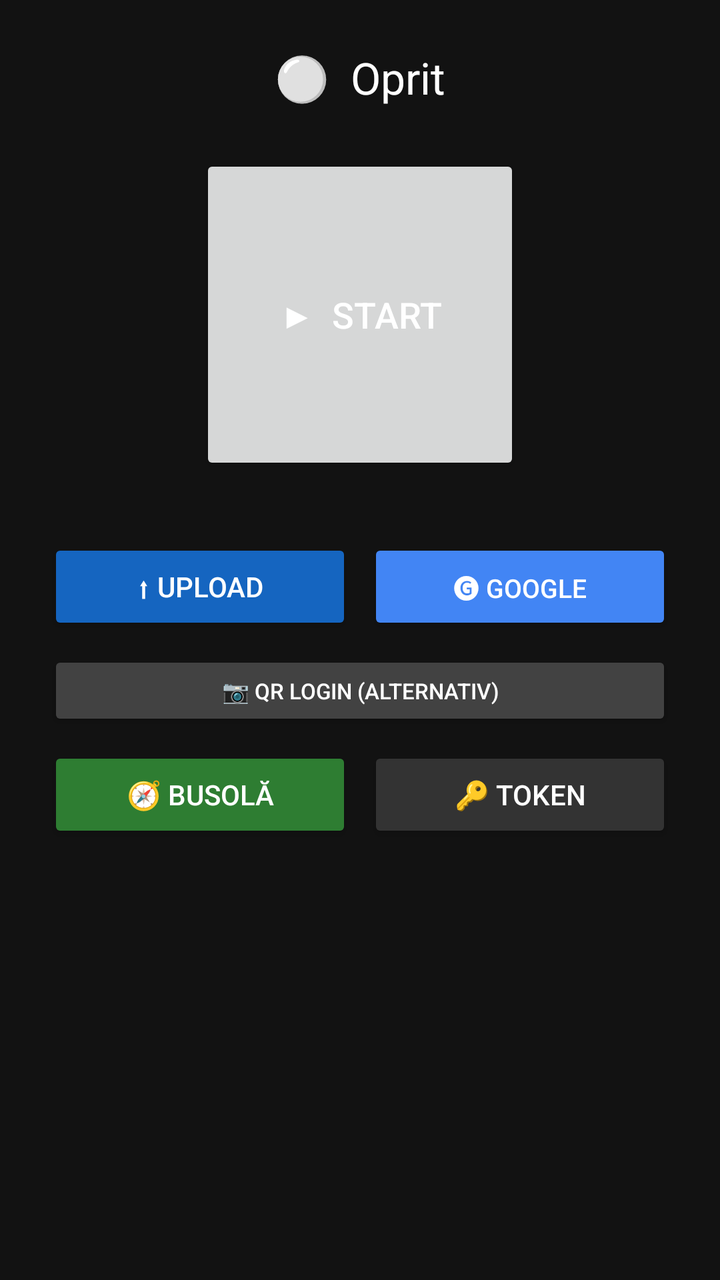
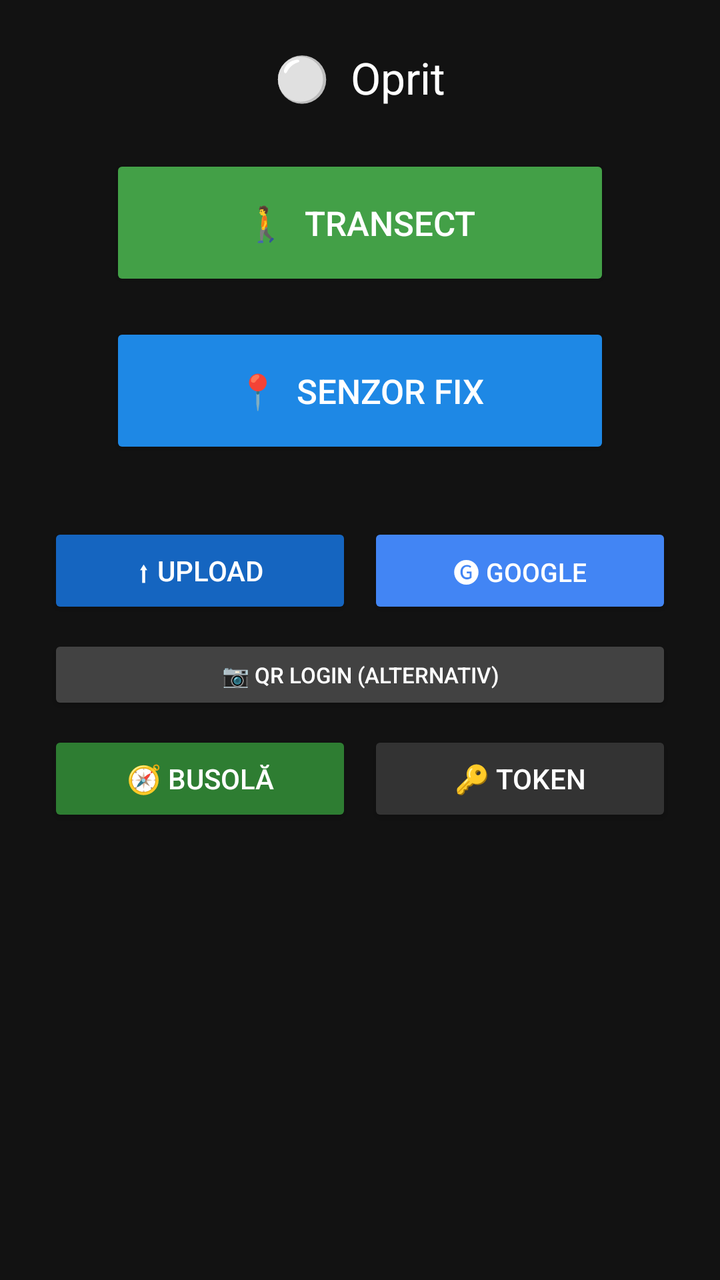

Before-and-after screenshots of an Android layout around one commit, followed by the original layout XML and the change that was made.
<!-- AndroidManifest.xml: application theme Theme.AppCompat.DayNight.NoActionBar -->
<!-- res/layout/activity_main.xml -->
<?xml version="1.0" encoding="utf-8"?>
<LinearLayout xmlns:android="http://schemas.android.com/apk/res/android"
    android:layout_width="match_parent"
    android:layout_height="match_parent"
    android:orientation="vertical"
    android:gravity="center_horizontal"
    android:padding="24dp"
    android:background="#121212">

    <TextView
        android:id="@+id/tvStatus"
        android:layout_width="wrap_content"
        android:layout_height="wrap_content"
        android:text="⚪  Oprit"
        android:textSize="22sp"
        android:textColor="#FFFFFF"
        android:layout_marginBottom="24dp"/>

    <Button
        android:id="@+id/btnStartStop"
        android:layout_width="160dp"
        android:layout_height="160dp"
        android:text="▶  START"
        android:textSize="18sp"
        android:textColor="#FFFFFF"
        android:layout_marginBottom="32dp"/>

    <LinearLayout
        android:layout_width="match_parent"
        android:layout_height="wrap_content"
        android:orientation="horizontal"
        android:gravity="center"
        android:layout_marginBottom="8dp">

        <Button
            android:id="@+id/btnUpload"
            android:layout_width="0dp"
            android:layout_height="48dp"
            android:layout_weight="1"
            android:text="⬆ UPLOAD"
            android:textSize="14sp"
            android:textColor="#FFFFFF"
            android:backgroundTint="#1565C0"
            android:layout_marginEnd="8dp"/>

        <Button
            android:id="@+id/btnGoogleLogin"
            android:layout_width="0dp"
            android:layout_height="48dp"
            android:layout_weight="1"
            android:text="🅖 GOOGLE"
            android:textSize="13sp"
            android:textColor="#FFFFFF"
            android:backgroundTint="#4285F4"/>

    </LinearLayout>

    <LinearLayout
        android:layout_width="match_parent"
        android:layout_height="wrap_content"
        android:orientation="horizontal"
        android:gravity="center"
        android:layout_marginBottom="8dp">

        <Button
            android:id="@+id/btnQrAuth"
            android:layout_width="0dp"
            android:layout_height="40dp"
            android:layout_weight="1"
            android:text="📷 QR LOGIN (alternativ)"
            android:textSize="11sp"
            android:textColor="#FFFFFF"
            android:backgroundTint="#424242"/>

    </LinearLayout>

    <LinearLayout
        android:layout_width="match_parent"
        android:layout_height="wrap_content"
        android:orientation="horizontal"
        android:gravity="center"
        android:layout_marginBottom="12dp">

        <Button
            android:id="@+id/btnCompass"
            android:layout_width="0dp"
            android:layout_height="48dp"
            android:layout_weight="1"
            android:text="🧭 BUSOLĂ"
            android:textSize="14sp"
            android:textColor="#FFFFFF"
            android:backgroundTint="#2E7D32"
            android:layout_marginEnd="8dp"/>

        <Button
            android:id="@+id/btnSetToken"
            android:layout_width="0dp"
            android:layout_height="48dp"
            android:layout_weight="1"
            android:text="🔑 TOKEN"
            android:textSize="14sp"
            android:textColor="#FFFFFF"
            android:backgroundTint="#333333"/>

    </LinearLayout>

    <TextView
        android:id="@+id/tvUploadStatus"
        android:layout_width="match_parent"
        android:layout_height="wrap_content"
        android:text=""
        android:textSize="12sp"
        android:textColor="#90CAF9"
        android:gravity="center"
        android:lineSpacingExtra="3dp"
        android:layout_marginBottom="16dp"/>

    <TextView
        android:id="@+id/tvPath"
        android:layout_width="match_parent"
        android:layout_height="wrap_content"
        android:text=""
        android:textSize="10sp"
        android:textColor="#555555"
        android:gravity="center"
        android:lineSpacingExtra="3dp"/>

</LinearLayout>
<!-- resources referenced by this layout -->
<resources>

</resources>

<!-- the commit's change to res/layout/activity_main.xml (unified diff, before → after) -->
@@ -16,14 +16,45 @@
         android:textColor="#FFFFFF"
         android:layout_marginBottom="24dp"/>
 
+    
     <Button
         android:id="@+id/btnStartStop"
         android:layout_width="160dp"
         android:layout_height="160dp"
-        android:text="▶  START"
+        android:text="⏹  STOP"
         android:textSize="18sp"
         android:textColor="#FFFFFF"
+        android:visibility="gone"
         android:layout_marginBottom="32dp"/>
+
+    
+    <LinearLayout
+        android:id="@+id/startButtonsRow"
+        android:layout_width="wrap_content"
+        android:layout_height="wrap_content"
+        android:orientation="vertical"
+        android:gravity="center"
+        android:layout_marginBottom="32dp">
+
+        <Button
+            android:id="@+id/btnTransect"
+            android:layout_width="250dp"
+            android:layout_height="68dp"
+            android:text="🚶  TRANSECT"
+            android:textSize="17sp"
+            android:textColor="#FFFFFF"
+            android:backgroundTint="#43A047"
+            android:layout_marginBottom="16dp"/>
+
+        <Button
+            android:id="@+id/btnFixedSensor"
+            android:layout_width="250dp"
+            android:layout_height="68dp"
+            android:text="📍  SENZOR FIX"
+            android:textSize="17sp"
+            android:textColor="#FFFFFF"
+            android:backgroundTint="#1E88E5"/>
+    </LinearLayout>
 
     <LinearLayout
         android:layout_width="match_parent"
